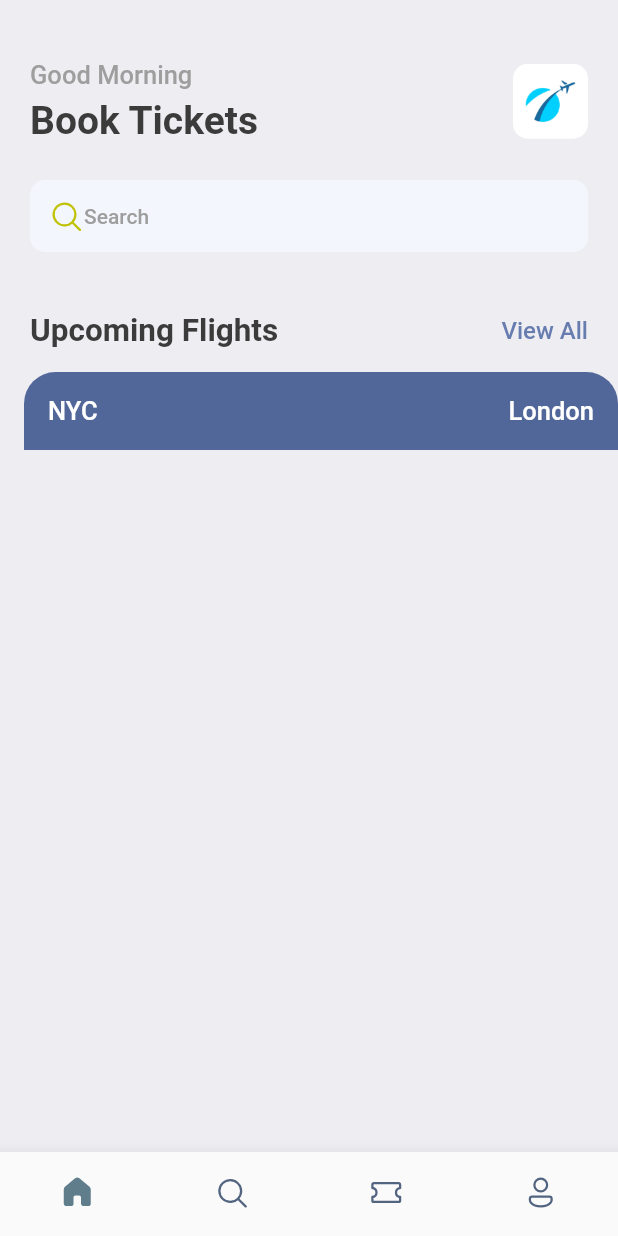
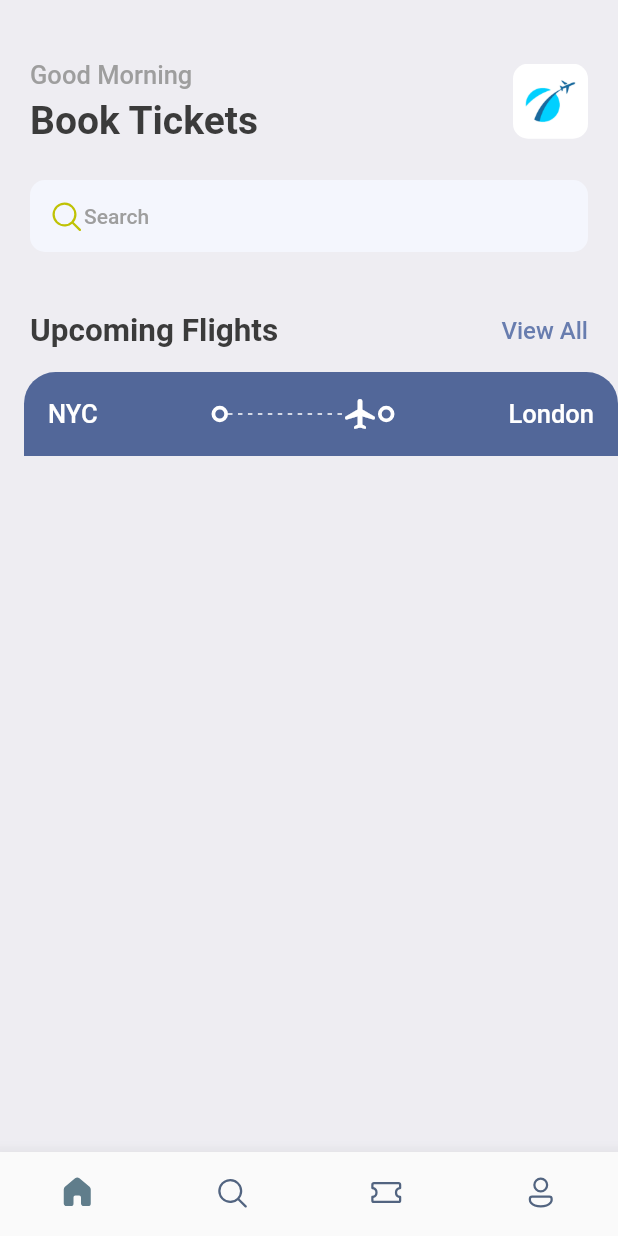
Before and after one commit to Gabriel-Spinola/MentalHealthApp, a Flutter app: the screen it shows after launch, on a phone screen of 412 x 824 dp. Run offline on Flutter 3.47's test engine with Material 2 defaults, Android fonts, the phone set to English and light mode, and no system bars; our stand-ins replace fluentui_icons, gap.

Commit message:
TickView

```diff
--- /dev/null
+++ b/lib/widgets/round_container.dart
@@ -0,0 +1,17 @@
+import 'package:flutter/cupertino.dart';
+import 'package:flutter/material.dart';
+
+class RoundContainer extends StatelessWidget {
+  const RoundContainer({Key? key}) : super(key: key);
+
+  @override
+  Widget build(BuildContext context) {
+    return Container(
+      padding: const EdgeInsets.all(3.0),
+      decoration: BoxDecoration(
+        borderRadius: BorderRadius.circular(20.0),
+        border: Border.all(width: 2.5, color: Colors.white),
+      ),
+    );
+  }
+}
--- a/lib/widgets/ticket_view.dart
+++ b/lib/widgets/ticket_view.dart
@@ -1,6 +1,7 @@
 import 'package:flutter/cupertino.dart';
 import 'package:flutter/material.dart';
 import 'package:mental_health_application2/utils/app_layout.dart';
+import 'package:mental_health_application2/widgets/round_container.dart';
 
 import '../utils/app_styles.dart';
 
@@ -33,7 +34,40 @@ class TicketView extends StatelessWidget {
                   Row(
                     children: [
                       Text('NYC', style: Styles.headLine3Style.copyWith(color: Colors.white)),
+
                       const Spacer(),
+
+                      const RoundContainer(),
+                      Expanded(
+                        child: SizedBox(
+                          height: 24,
+                          child: LayoutBuilder(
+                            builder: (BuildContext context, BoxConstraints constraints) {
+                              return Flex(
+                                direction: Axis.horizontal,
+                                mainAxisAlignment: MainAxisAlignment.spaceBetween,
+                                mainAxisSize: MainAxisSize.max,
+                                children: List.generate(
+                                  // Generate more or less dashes depending on the screen size
+                                  (constraints.constrainWidth(5.0) / 6).floor(),
+                                  (index) => const SizedBox(
+                                    width: 3.0,
+                                    height: 1.0,
+                                    child: DecoratedBox(
+                                      decoration: BoxDecoration(color: Colors.white),
+                                    ),
+                                  ),
+                                ),
+                              );
+                            },
+                          ),
+                        )
+                      ),
+                      const Icon(Icons.local_airport_rounded, color: Colors.white),
+                      const RoundContainer(),
+
+                      const Spacer(),
+
                       Text('London', style: Styles.headLine3Style.copyWith(color: Colors.white)),
                     ],
                   ),
```
Also changed, not shown: lib/widgets/thick_container.dart (deleted).
